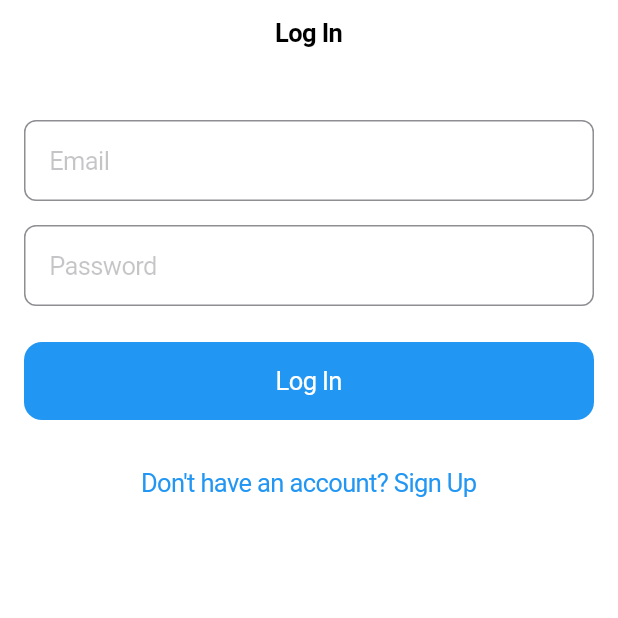
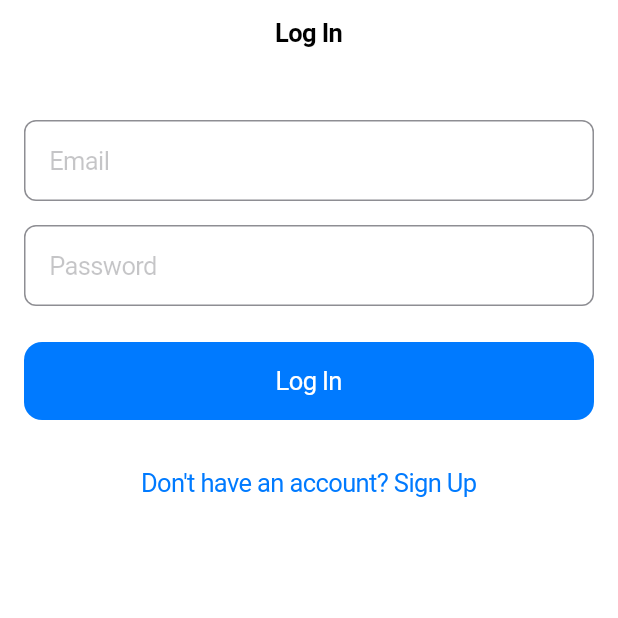
Before and after one commit to nitish12rm/contineutodolist, a Flutter app: the screen it shows after launch, on a phone screen of 412 x 824 dp, the top half of it. Run offline on Flutter 3.47's test engine with Material 3 defaults, Android fonts, the phone set to English and light mode, and no system bars; our stand-ins replace cloud_firestore, connectivity_plus, equatable, firebase_auth, firebase_core, flutter_bloc and 3 more; accounts and stored records are empty; project files that could hold a hidden picture were left out.

Commit message:
ui revamped-working mark 1

```diff
--- /dev/null
+++ b/lib/core/theme/theme_bloc.dart
@@ -0,0 +1,25 @@
+import 'package:flutter_bloc/flutter_bloc.dart';
+import 'package:flutter/cupertino.dart';
+import 'package:flutter/scheduler.dart';
+
+enum ThemeEvent { toggle }
+
+class ThemeState {
+  final bool isDarkMode;
+  ThemeState({required this.isDarkMode});
+}
+
+class ThemeBloc extends Bloc<ThemeEvent, ThemeState> {
+  ThemeBloc() : super(ThemeState(isDarkMode: _getSystemTheme())) {
+    on<ThemeEvent>((event, emit) {
+      if (event == ThemeEvent.toggle) {
+        emit(ThemeState(isDarkMode: !state.isDarkMode));
+      }
+    });
+  }
+
+  static bool _getSystemTheme() {
+    var brightness = SchedulerBinding.instance.platformDispatcher.platformBrightness;
+    return brightness == Brightness.dark;
+  }
+}
--- a/lib/main.dart
+++ b/lib/main.dart
@@ -1,16 +1,22 @@
 import 'package:cloud_firestore/cloud_firestore.dart';
 import 'package:contineutodolist/data/repositories/task_repository.dart';
 import 'package:contineutodolist/viewmodels/auth/auth_bloc.dart';
+import 'package:contineutodolist/viewmodels/auth/shared_pref_bloc.dart';
 import 'package:contineutodolist/viewmodels/task/task_bloc.dart';
+import 'package:contineutodolist/viewmodels/task/task_filter_bloc.dart';
 import 'package:contineutodolist/views/auth/login_view.dart';
 import 'package:contineutodolist/views/auth/signup_view.dart';
+import 'package:contineutodolist/views/home/home_view.dart';
 import 'package:contineutodolist/views/task/add_task_view.dart';
+import 'package:contineutodolist/views/task/edit_task_view.dart';
 import 'package:firebase_core/firebase_core.dart';
+import 'package:flutter/cupertino.dart';
 import 'package:flutter/material.dart';
 import 'package:flutter_bloc/flutter_bloc.dart';
 import 'package:hive_flutter/adapters.dart';
 import 'package:shared_preferences/shared_preferences.dart';
 
+import 'core/theme/theme_bloc.dart';
 import 'core/theme/theme_cubit.dart';
 import 'data/models/task_model.dart';
 import 'data/models/user_model.dart';
@@ -29,26 +35,33 @@ void main() async {
   AuthRepository authRepository = AuthRepository();
   SharedPreferences prefs = await SharedPreferences.getInstance();
   String? userid = prefs.getString('userid');
+  String? name = prefs.getString('name');
+  String? email = prefs.getString('email');
   bool? isLoggedin = prefs.getBool('isLoggedin');
   print(userid);
   // UserModel? user = await authRepository.autoLogin();
-  runApp(MyApp(userid: userid,isLoggedin: isLoggedin,));
+  runApp(MyApp(userid: userid,isLoggedin: isLoggedin, name: name,email: email,));
 }
 
 class MyApp extends StatelessWidget {
-  final String? userid;
+  final String? userid,name,email;
   final bool? isLoggedin;
 
 
-  MyApp({this.userid, this.isLoggedin});
+  MyApp({this.userid, this.isLoggedin,  this.name, this.email});
 
   @override
   Widget build(BuildContext context) {
     return MultiBlocProvider(
       providers: [
+
+        BlocProvider(create: (_) => TaskFilterBloc()),
         // Provide ThemeCubit
         BlocProvider(
           create: (context) => ThemeCubit(),
+        ),
+        BlocProvider(
+          create: (context) => ThemeBloc(),
         ),
         // Provide AuthBloc
         BlocProvider(
@@ -60,9 +73,10 @@ class MyApp extends StatelessWidget {
       ],
       child: BlocBuilder<ThemeCubit, ThemeData>(
         builder: (context, theme) {
-          return MaterialApp(
-            theme: theme,
-            home: isLoggedin==true ? TaskScreen(userId: userid!) : LoginScreen(),
+          return CupertinoApp(
+
+            home: isLoggedin==true ? HomeScreen(userid: userid??"", name: name??"",email: email??"",) : LoginScreen(),
+// home: HomeScreen(userid: userid??"", name: name??"",email: email??"",)
           );
         },
       ),
--- /dev/null
+++ b/lib/viewmodels/task/task_filter_bloc.dart
@@ -0,0 +1,30 @@
+import 'package:flutter_bloc/flutter_bloc.dart';
+import 'package:equatable/equatable.dart';
+
+enum TaskFilter { all, open, closed }
+
+class TaskFilterEvent extends Equatable {
+  final TaskFilter filter;
+
+  const TaskFilterEvent(this.filter);
+
+  @override
+  List<Object> get props => [filter];
+}
+
+class TaskFilterState extends Equatable {
+  final TaskFilter selectedFilter;
+
+  const TaskFilterState(this.selectedFilter);
+
+  @override
+  List<Object> get props => [selectedFilter];
+}
+
+class TaskFilterBloc extends Bloc<TaskFilterEvent, TaskFilterState> {
+  TaskFilterBloc() : super(const TaskFilterState(TaskFilter.all)) {
+    on<TaskFilterEvent>((event, emit) {
+      emit(TaskFilterState(event.filter));
+    });
+  }
+}
--- a/lib/views/task/add_task_view.dart
+++ b/lib/views/task/add_task_view.dart
@@ -87,7 +87,7 @@ class TaskScreen extends StatelessWidget {
             ],
           ),
           floatingActionButton: FloatingActionButton(
-            onPressed: () => _showAddTaskDialog(context),
+            onPressed: () => showAddTaskDialog(context),
             child: const Icon(Icons.add),
           ),
         ),
@@ -135,7 +135,7 @@ class TaskScreen extends StatelessWidget {
   }
 
   /// Show a dialog to add a new task
-  void _showAddTaskDialog(BuildContext context) {
+  void showAddTaskDialog(BuildContext context) {
     final TextEditingController _titleController = TextEditingController();
 
     showDialog(
--- a/pubspec.yaml
+++ b/pubspec.yaml
@@ -45,6 +45,7 @@ dependencies:
   connectivity_plus: ^6.1.2
   google_fonts: ^6.2.1
   intl: ^0.20.2
+  flutter_slidable: ^4.0.0
 
 dev_dependencies:
   flutter_test:
@@ -72,6 +73,7 @@ flutter:
     - family: SF Pro Display
       fonts:
         - asset: assets/fonts/sf-pro-display/SFPRODISPLAYREGULAR.OTF
+        - asset: assets/fonts/sf-pro-display/SFPRODISPLAYMEDIUM.OTF
         - asset: assets/fonts/sf-pro-display/SFPRODISPLAYBOLD.OTF
           weight: 700
 
```
Also changed, not shown: lib/viewmodels/auth/shared_pref_bloc.dart (added, +56 -0 lines), lib/views/auth/login_view.dart (+2 -18 lines), lib/views/auth/signup_view.dart (+5 -18 lines), lib/views/home/home_view.dart (added, +84 -0 lines), pubspec.lock, 3 other files.
